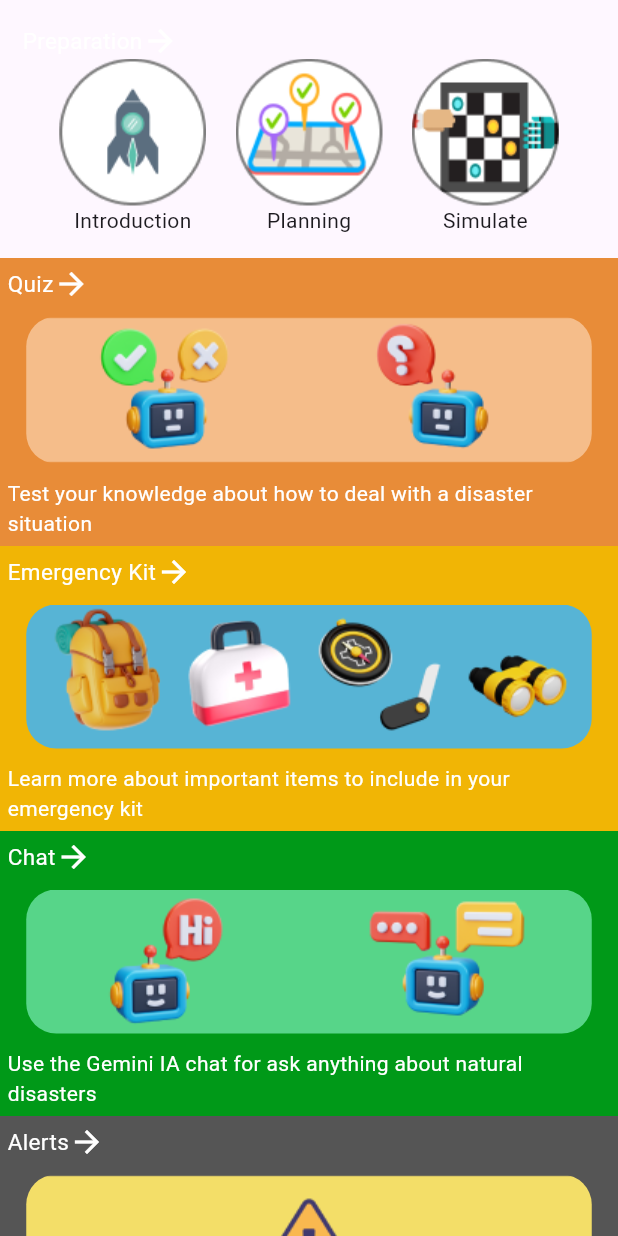
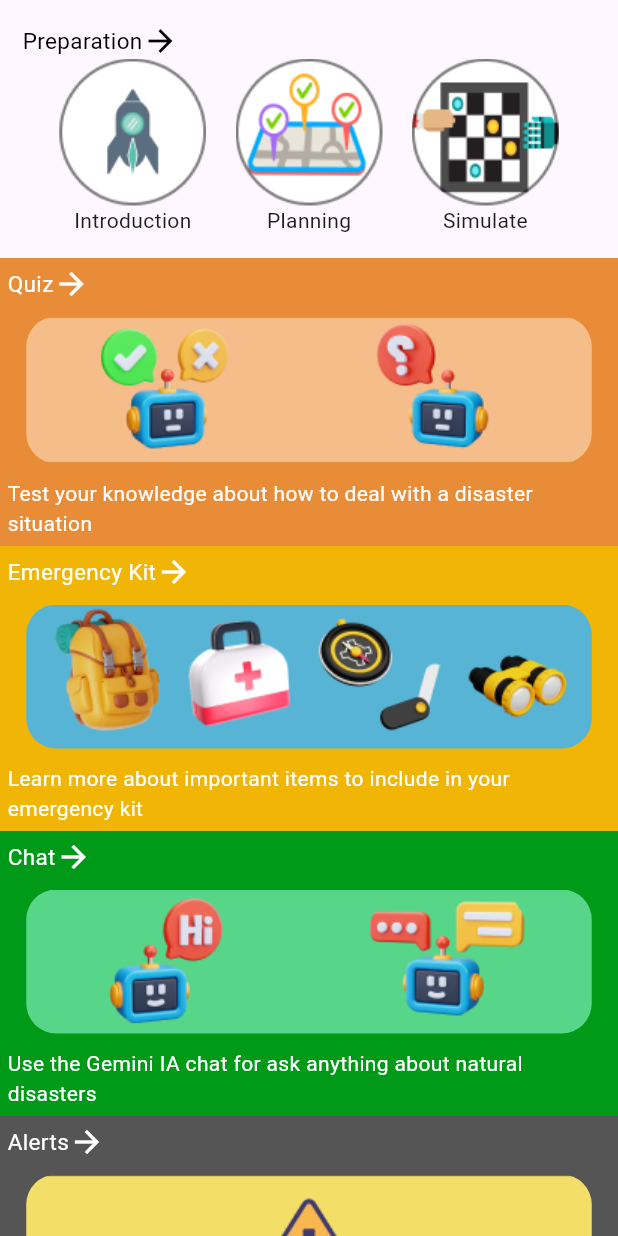
Before and after one commit to raul2710/ada_app_flutter, a Flutter app: the Menu screen opened directly, on a phone screen of 412 x 824 dp. Run offline on Flutter 3.47's test engine with Material 3 defaults, Android fonts, the phone set to English and light mode, and no system bars; our stand-ins replace animated_text_kit, cloud_firestore, device_preview, dropdown_search, firebase_auth, firebase_core and 6 more; accounts and stored records are empty.

Commit message:
last update details

```diff
--- a/lib/view/menu_screen.dart
+++ b/lib/view/menu_screen.dart
@@ -72,7 +72,7 @@ class _MenuState extends State<Menu> {
             ),
             Column(
               children: [
-                const TitleCardHome(title: 'Updated News'),
+                const TitleCardHome(title: 'Updated News', isWhite: false,),
                 NoticeCard(
                   title: 'Floods in Brazil, in Rio Grande do Sul State ',
                   description:
--- a/lib/widgets/preparation_card_home.dart
+++ b/lib/widgets/preparation_card_home.dart
@@ -28,7 +28,7 @@ class PreparationCardHome extends StatelessWidget {
                   Column(
                     children: [
 
-                      const TitleCardHome(title: 'Preparation'),
+                      const TitleCardHome(title: 'Preparation', isWhite: false,),
 
                       Container(
                         width: MediaQuery.of(context).size.width,
--- a/lib/widgets/title_card_home.dart
+++ b/lib/widgets/title_card_home.dart
@@ -5,16 +5,17 @@ class TitleCardHome extends StatelessWidget {
   const TitleCardHome({
     super.key,
     required this.title,
+    this.isWhite = true
   });
 
   final String title;
-
+  final bool isWhite;
 
   @override
   Widget build(BuildContext context) {
 
-    const titleStyleCardHome = TextStyle(
-      color: Colors.white,
+    var titleStyleCardHome = TextStyle(
+      color: isWhite ? Colors.white : Colors.black,
       fontSize: 15.0
     );
 
@@ -24,7 +25,7 @@ class TitleCardHome extends StatelessWidget {
           title,
           style: titleStyleCardHome,
         ),
-        const Icon(Icons.arrow_forward, color: Colors.white,),
+        Icon(Icons.arrow_forward, color: isWhite ? Colors.white : Colors.black,),
       ],
     );
   }
```
